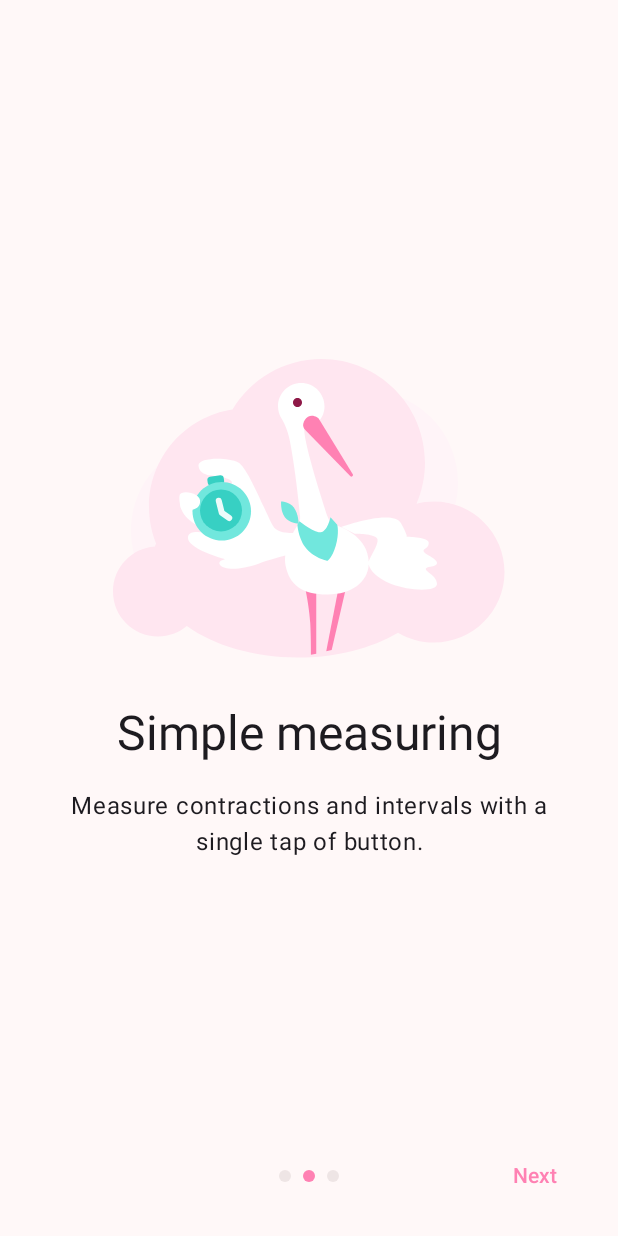
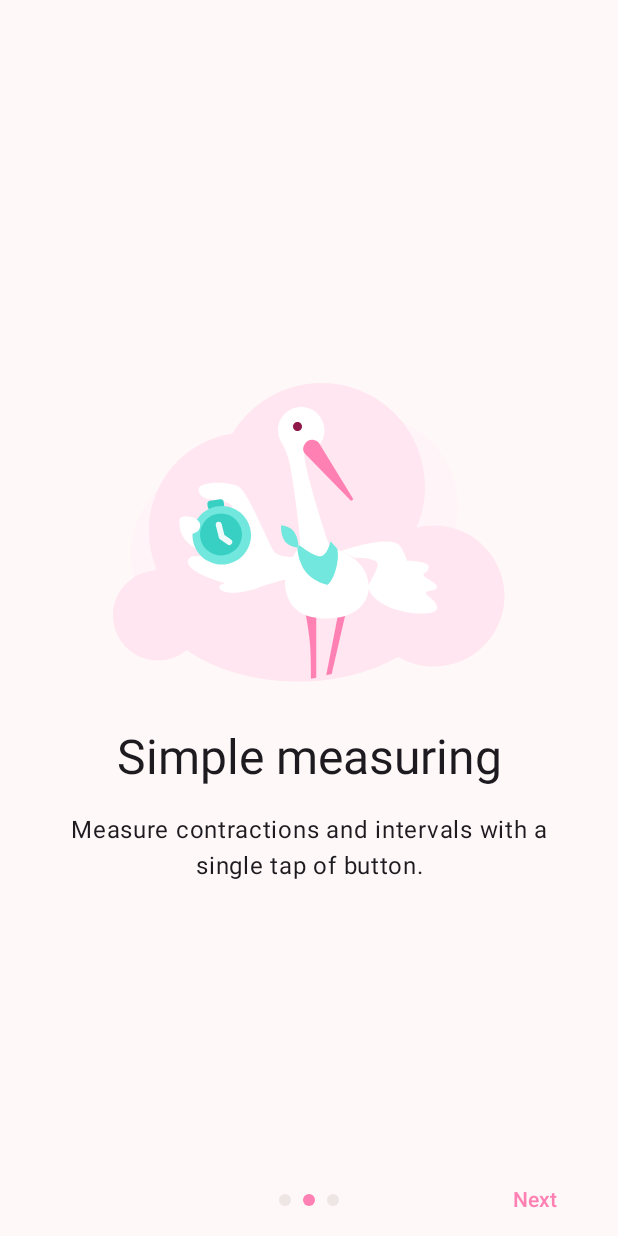
Before and after one commit to machy179/Storky, an Android app built with Jetpack Compose: the screen it shows after launch (MainActivity), after a tap on "Next", on a phone screen of 412 x 824 dp. Run offline under Robolectric (Android 15) with nearby library versions, the phone set to English and light mode, and no system bars; our stand-ins replace AdMob, Dagger/Hilt's generated code, Room's generated code; libraries missing offline, so code that uses them is left out: com.android.billingclient, com.itextpdf.text; 2 statements that could not run were skipped.

Commit message:
Improve PresentationScreen

```diff
--- a/app/src/main/java/com/tappytaps/android/storky/screens/presentation/PresentationScreen.kt
+++ b/app/src/main/java/com/tappytaps/android/storky/screens/presentation/PresentationScreen.kt
@@ -101,7 +101,7 @@ fun HorizontalPagerWithButtonsScreen(navController: NavController) {
         Row(
             modifier = Modifier
                 .fillMaxWidth()
-                .padding(horizontal = 16.dp, vertical = 16.dp),
+                .padding(horizontal = 16.dp),
             verticalAlignment = Alignment.CenterVertically,
             horizontalArrangement = Arrangement.SpaceBetween
         ) {
--- a/app/src/main/java/com/tappytaps/android/storky/screens/splash/SplashScreenViewModel.kt
+++ b/app/src/main/java/com/tappytaps/android/storky/screens/splash/SplashScreenViewModel.kt
@@ -16,7 +16,9 @@ class SplashScreenViewModel @Inject constructor(
         if (isFirstRun) {
             sharedPreferences.edit().putBoolean("is_first_run", false).apply()
         }
+
         return isFirstRun
+
     }
 
 
```
